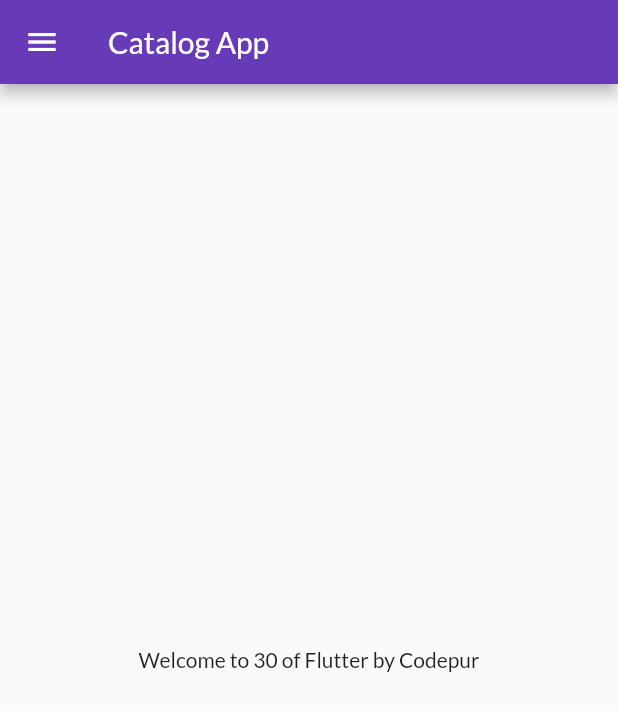
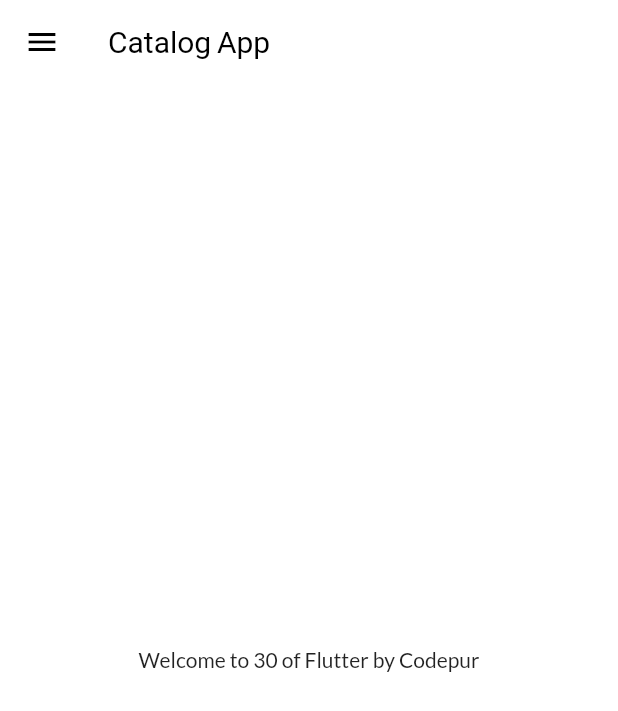
Before and after one commit to bamakant/FlutterTutorials, a Flutter app: the screen it shows after launch, on a phone screen of 412 x 824 dp. Shown: the top 711 px of the screen. Run offline on Flutter 3.47's test engine with Material 2 defaults, Android fonts, the phone set to English and light mode, and no system bars; our stand-ins replace google_fonts.

Commit message:
Theme class extracted

```diff
--- a/lib/main.dart
+++ b/lib/main.dart
@@ -1,5 +1,6 @@
 import 'package:flutter/material.dart';
 import 'package:flutter_catalog/utils/routes.dart';
+import 'package:flutter_catalog/widgets/themes.dart';
 import 'package:google_fonts/google_fonts.dart';
 import 'pages/login_page.dart';
 import 'pages/home_page.dart';
@@ -16,10 +17,8 @@ class MyApp extends StatelessWidget {
     return MaterialApp(
       // home: HomePage(),
       themeMode: ThemeMode.light,
-      theme: ThemeData(
-          primarySwatch: Colors.deepPurple,
-          fontFamily: GoogleFonts.lato().fontFamily),
-      darkTheme: ThemeData(brightness: Brightness.dark),
+      theme: MyTheme.lightTheme(context),
+      darkTheme: MyTheme.darkTheme(context),
       initialRoute: MyRoute.homeRoute,
       routes: {
         "/": (context) => LoginPage(),
--- a/lib/pages/home_page.dart
+++ b/lib/pages/home_page.dart
@@ -10,15 +10,14 @@ class HomePage extends StatelessWidget {
     String codepur = "Codepur";
 
     return Scaffold(
+      backgroundColor: Colors.white,
       appBar: AppBar(
-        title: Text("Catalog App"),
+        title: const Text("Catalog App"),
       ),
       body: Center(
-        child: Container(
-          child: Text("Welcome to $days of Flutter by $codepur"),
-        ),
+        child: Text("Welcome to $days of Flutter by $codepur"),
       ),
-      drawer: MyDrawer(),
+      drawer: const MyDrawer(),
     );
   }
 }
--- /dev/null
+++ b/lib/widgets/themes.dart
@@ -0,0 +1,17 @@
+import 'package:flutter/material.dart';
+import 'package:google_fonts/google_fonts.dart';
+
+class MyTheme {
+  static ThemeData lightTheme(BuildContext context) => ThemeData(
+      primarySwatch: Colors.deepPurple,
+      fontFamily: GoogleFonts.lato().fontFamily,
+      appBarTheme: const AppBarTheme(
+        backgroundColor: Colors.white,
+        iconTheme: IconThemeData(color: Colors.black),
+        elevation: 0.0,
+        titleTextStyle: TextStyle(color: Colors.black, fontSize: 20.0),
+      ));
+
+  static ThemeData darkTheme(BuildContext context) =>
+      ThemeData(brightness: Brightness.dark);
+}
```
